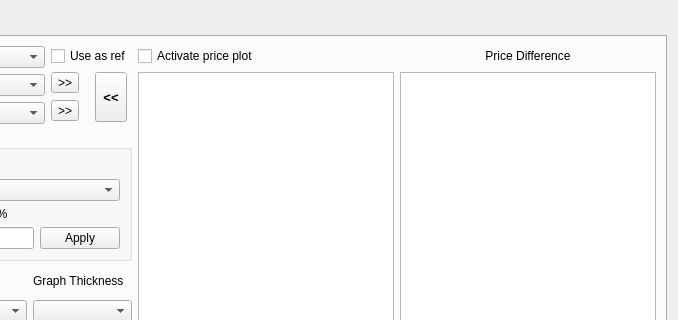
Old version of the form ui/maindialog.ui in the repository iamOgunyinka/octo-broccoli; both pictures show x 306 to 984 and y 0 to 320 of the 984 by 812 pixel window.
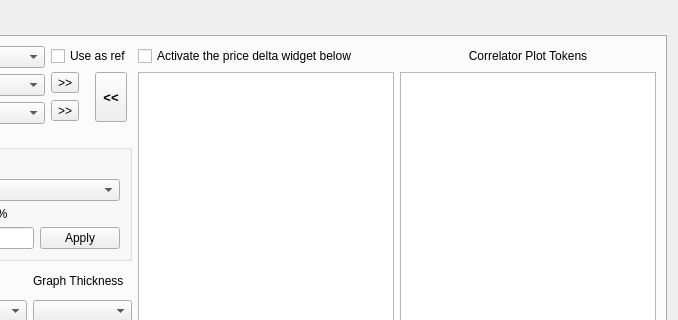
New version of the form. The open tabs and pages were chosen to show the change. Custom widgets are drawn as their Qt base class.

Commit message: CS-3 Add persistence to the price-delta listwidget

```diff
--- a/ui/maindialog.ui
+++ b/ui/maindialog.ui
@@ -365,14 +365,14 @@
            <item row="0" column="0">
             <widget class="QCheckBox" name="activatePriceDiffCheckbox">
              <property name="text">
-              <string>Activate price plot</string>
+              <string>Activate the price delta widget below</string>
              </property>
             </widget>
            </item>
            <item row="0" column="1">
             <widget class="QLabel" name="label_14">
              <property name="text">
-              <string>Price Difference</string>
+              <string>Correlator Plot Tokens</string>
              </property>
              <property name="alignment">
               <set>Qt::AlignCenter</set>
```
The commit also changes 1 other file.
